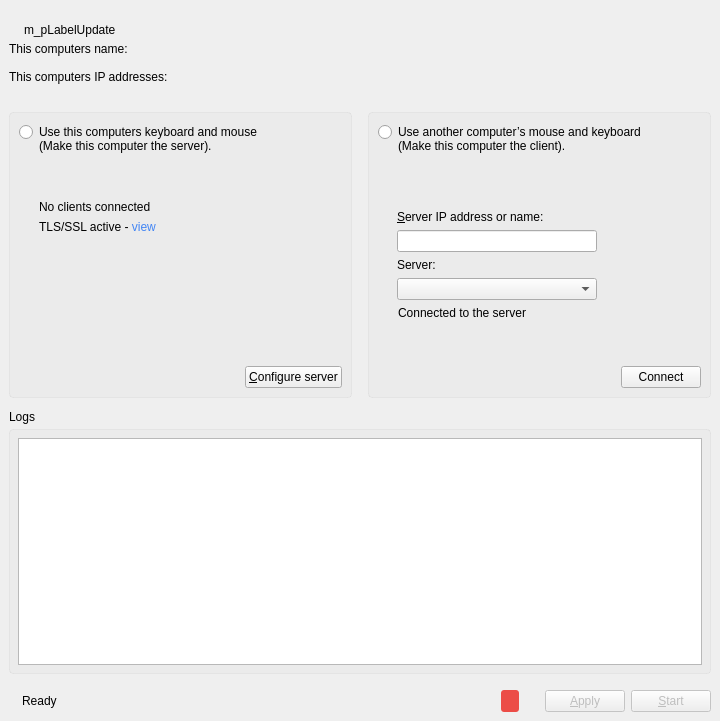
deskflow/deskflow, file src/gui/src/MainWindowBase.ui: the form before one commit.
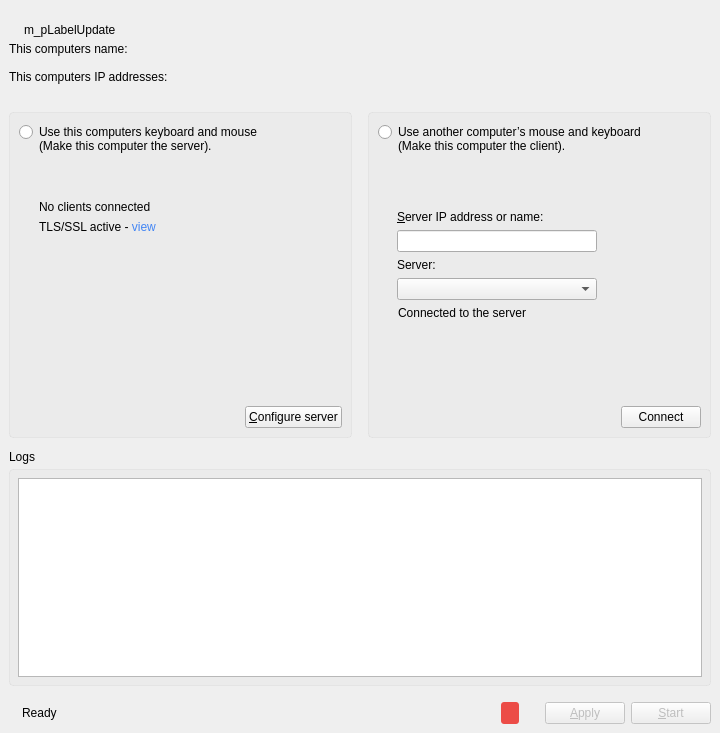
The form after the commit. Icons and pictures are not drawn. Custom widgets are drawn as their Qt base class.

Commit message: SYNERGY-936 Set min size

```diff
--- a/src/gui/src/MainWindowBase.ui
+++ b/src/gui/src/MainWindowBase.ui
@@ -7,7 +7,7 @@
     <x>0</x>
     <y>0</y>
     <width>720</width>
-    <height>721</height>
+    <height>733</height>
    </rect>
   </property>
   <property name="sizePolicy">
@@ -19,7 +19,7 @@
   <property name="minimumSize">
    <size>
     <width>720</width>
-    <height>0</height>
+    <height>600</height>
    </size>
   </property>
   <property name="windowTitle">
@@ -286,7 +286,7 @@
             <property name="sizeHint" stdset="0">
              <size>
               <width>20</width>
-              <height>120</height>
+              <height>40</height>
              </size>
             </property>
            </spacer>
@@ -491,7 +491,7 @@
             <property name="sizeHint" stdset="0">
              <size>
               <width>20</width>
-              <height>40</height>
+              <height>80</height>
              </size>
             </property>
            </spacer>
```
